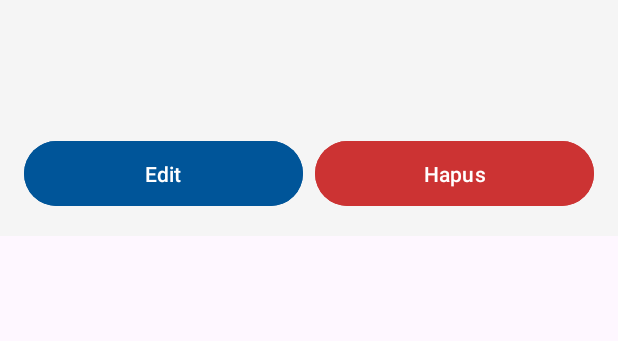
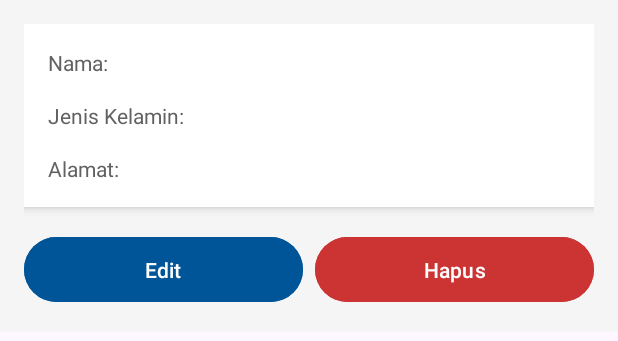
Before and after one commit to faviian22/ProjectUtsMobile, an Android app: the layout item_karyawan.xml on its own in the app's theme, with its tools: preview values and no code run, on a phone screen of 412 x 824 dp. Shown: the top 341 px of the screen. Run offline under Robolectric (Android 15) with nearby library versions, the phone set to English and light mode, and no system bars.

```diff
--- a/app/src/main/res/layout/dialog_add_karyawan.xml
+++ b/app/src/main/res/layout/dialog_add_karyawan.xml
@@ -1,4 +1,3 @@
-<?xml version="1.0" encoding="utf-8"?>
 <LinearLayout
     xmlns:android="http://schemas.android.com/apk/res/android"
     android:layout_width="match_parent"
@@ -17,11 +16,12 @@
         android:background="@android:drawable/editbox_background" />
 
     <Spinner
-        android:id="@+id/spinnerJenisKelaminKaryawan"
+        android:id="@+id/spinnerJenisKelamin"
         android:layout_width="match_parent"
         android:layout_height="wrap_content"
         android:layout_marginBottom="16dp"
-        android:padding="10dp" />
+        android:padding="10dp"
+        android:background="@android:drawable/editbox_background" />
 
     <EditText
         android:id="@+id/editTextAlamatKaryawan"
--- a/app/src/main/res/layout/item_karyawan.xml
+++ b/app/src/main/res/layout/item_karyawan.xml
@@ -1,5 +1,6 @@
 <?xml version="1.0" encoding="utf-8"?>
-<LinearLayout xmlns:android="http://schemas.android.com/apk/res/android"
+<LinearLayout
+    xmlns:android="http://schemas.android.com/apk/res/android"
     xmlns:app="http://schemas.android.com/apk/res-auto"
     android:layout_width="match_parent"
     android:layout_height="wrap_content"
@@ -7,54 +8,80 @@
     android:padding="16dp"
     android:background="@color/backgroundColor">
 
-    <LinearLayout
+    <!-- Grid Layout to organize rows -->
+    <GridLayout
         android:layout_width="match_parent"
         android:layout_height="wrap_content"
-        android:orientation="horizontal"
-        android:elevation="2dp">
+        android:columnCount="2"
+        android:padding="8dp"
+        android:background="@color/white"
+        android:elevation="4dp">
+
+        <!-- Row for Name -->
+        <TextView
+            android:layout_width="0dp"
+            android:layout_height="wrap_content"
+            android:layout_columnWeight="1"
+            android:gravity="start"
+            android:text="Nama:"
+            android:textSize="14sp"
+            android:textColor="@color/labelTextColor"
+            android:padding="8dp" />
 
         <TextView
             android:id="@+id/textViewNamaKaryawan"
             android:layout_width="0dp"
             android:layout_height="wrap_content"
-            android:layout_weight="1"
+            android:layout_columnWeight="1"
+            android:gravity="start"
             android:textSize="14sp"
             android:textColor="@color/valueTextColor"
-            />
-    </LinearLayout>
+            android:padding="8dp" />
 
-    <LinearLayout
-        android:layout_width="match_parent"
-        android:layout_height="wrap_content"
-        android:orientation="horizontal"
-        android:elevation="2dp">
+        <!-- Row for Gender -->
+        <TextView
+            android:layout_width="0dp"
+            android:layout_height="wrap_content"
+            android:layout_columnWeight="1"
+            android:gravity="start"
+            android:text="Jenis Kelamin:"
+            android:textSize="14sp"
+            android:textColor="@color/labelTextColor"
+            android:padding="8dp" />
 
         <TextView
             android:id="@+id/textViewJenisKelaminKaryawan"
             android:layout_width="0dp"
             android:layout_height="wrap_content"
-            android:layout_weight="1"
+            android:layout_columnWeight="1"
+            android:gravity="start"
             android:textSize="14sp"
             android:textColor="@color/valueTextColor"
-            />
-    </LinearLayout>
+            android:padding="8dp" />
 
-    <LinearLayout
-        android:layout_width="match_parent"
-        android:layout_height="wrap_content"
-        android:orientation="horizontal"
-        android:elevation="2dp">
+        <!-- Row for Address -->
+        <TextView
+            android:layout_width="0dp"
+            android:layout_height="wrap_content"
+            android:layout_columnWeight="1"
+            android:gravity="start"
+            android:text="Alamat:"
+            android:textSize="14sp"
+            android:textColor="@color/labelTextColor"
+            android:padding="8dp" />
 
         <TextView
             android:id="@+id/textViewAlamatKaryawan"
             android:layout_width="0dp"
             android:layout_height="wrap_content"
-            android:layout_weight="1"
+            android:layout_columnWeight="1"
+            android:gravity="start"
             android:textSize="14sp"
             android:textColor="@color/valueTextColor"
-            />
-    </LinearLayout>
+            android:padding="8dp" />
+    </GridLayout>
 
+    <!-- Buttons -->
     <LinearLayout
         android:layout_width="match_parent"
         android:layout_height="wrap_content"
```
Also changed, not shown: app/src/main/java/com/example/projectutsmobile/SuplierAdapter.kt (+8 -2 lines), app/src/main/res/layout/dialog_add_produk.xml (+27 -18 lines), app/src/main/res/layout/item_suplier.xml (+53 -25 lines).
